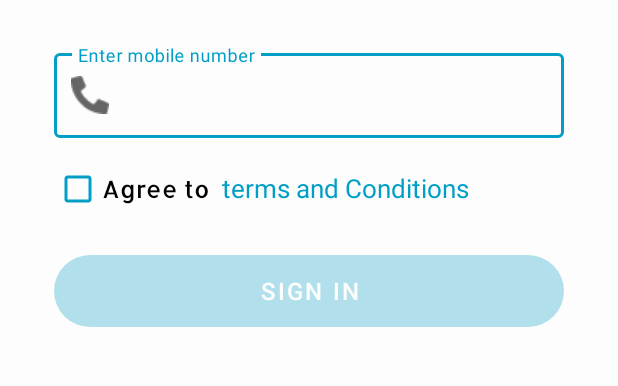
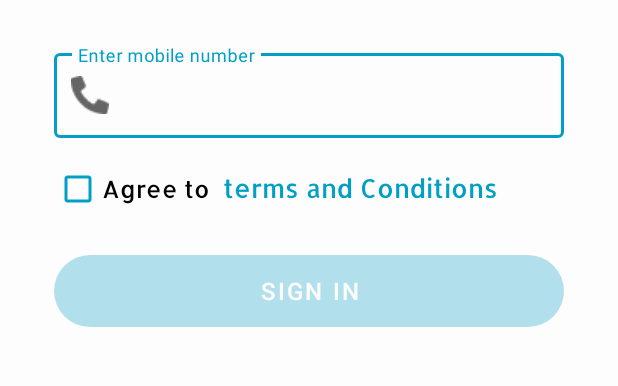
Before and after one commit to manikumarreddy06/besure, an Android app: the screen it shows after launch (Signin_Activity), on a phone screen of 412 x 824 dp, the part 159-545 px from its top. Run offline under Robolectric (Android 15) with nearby library versions, the light colour scheme and no system bars.

Commit message:
browser intent

```diff
--- a/app/src/main/java/com/bsure/Signin_Activity.kt
+++ b/app/src/main/java/com/bsure/Signin_Activity.kt
@@ -46,7 +46,6 @@ class Signin_Activity : AppCompatActivity() {
         terms.setOnClickListener(){
             val browserIntent = Intent(Intent.ACTION_VIEW, Uri.parse("https://bsure.live/terms-%26-conditions/f/bsure-terms-conditions"))
             startActivity(browserIntent)
-
         }
 
     }
--- a/app/src/main/res/layout/activity_signin.xml
+++ b/app/src/main/res/layout/activity_signin.xml
@@ -170,6 +170,7 @@
                 android:textSize="16sp" />
             <TextView
                 android:id="@+id/terms"
+                android:fontFamily="@font/allerta"
                 android:layout_width="wrap_content"
                 android:text=" terms and Conditions"
                 android:textColor="@color/colorPrimary"
```
